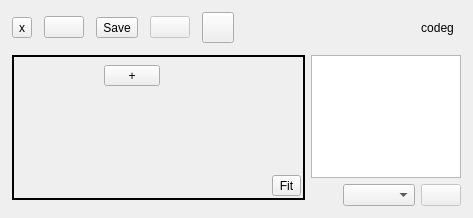
This is src/Ui/AppWindow.ui in NikolayRag/codeg as Qt 5 draws it before an edit. The edited form follows.
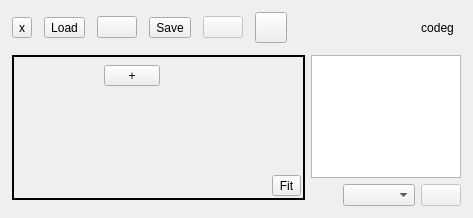
This is the edited form. Icons and pictures are not drawn.

Commit message:
add Ui.sceneLoad() proto
funny tho working

What changed in the file:
```diff
--- a/src/Ui/AppWindow.ui
+++ b/src/Ui/AppWindow.ui
@@ -76,6 +76,13 @@
             </property>
            </widget>
           </item>
+          <item>
+           <widget class="QToolButton" name="btnLoad">
+            <property name="text">
+             <string>Load</string>
+            </property>
+           </widget>
+          </item>
           <item>
            <widget class="QPushButton" name="btnOpen">
             <property name="text">
```
The commit also changes 2 other files.
